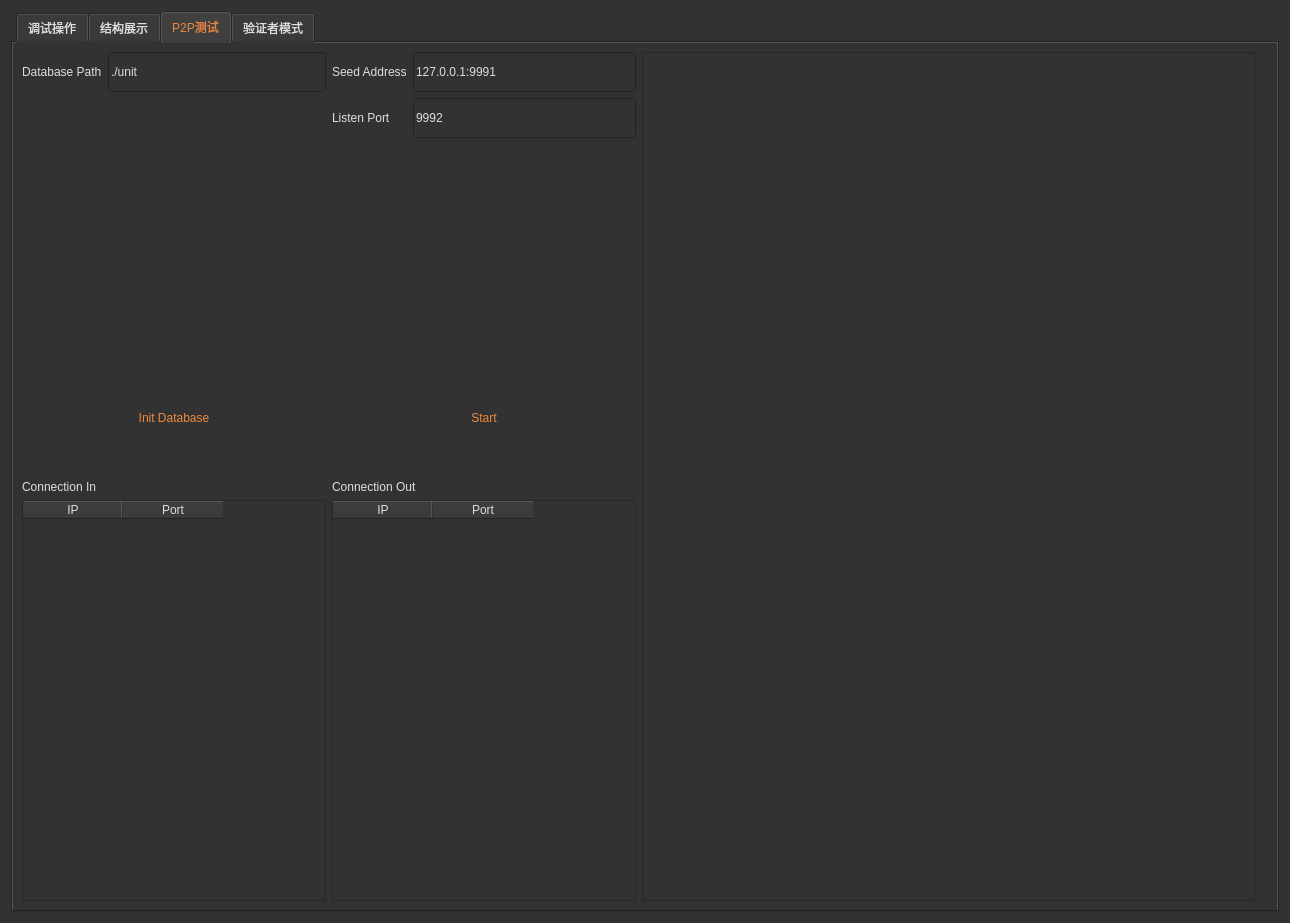
Qt form examples/store_example_main_widget.ui (Ambr-org/Ambr) before a commit.
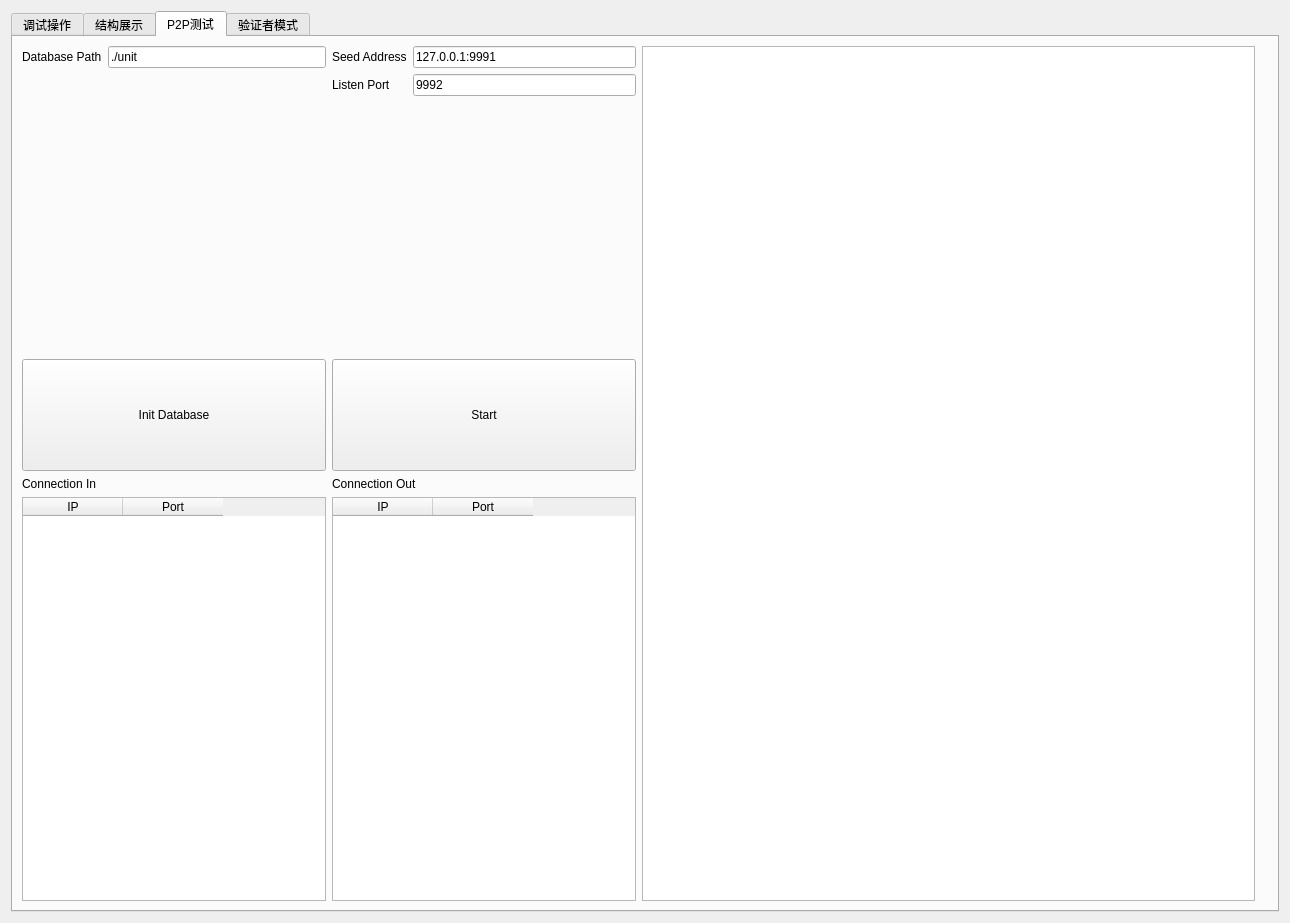
The same form after that commit. The open tabs and pages were chosen to show the change. Icons and pictures are not drawn.

What changed in the file:
```diff
--- a/examples/store_example_main_widget.ui
+++ b/examples/store_example_main_widget.ui
@@ -14,259 +14,7 @@
    <string>Form</string>
   </property>
   <property name="styleSheet">
-   <string notr="true">QWidget{
-	background-color:rgba(50,50,50,255);
-	color:rgb(222,222,222);
-	
-}
-QPushButton{
-	color:rgb(238,138,65);
-	border:none;
-	border-width:5px;
-	border-image: url(:/rs/btn_black_normal.png)  5;
-	min-width:40px;
-	min-height:40px;
-}
-QPushButton:hover{
-	border:none;
-	border-width:5px;
-	border-image: url(:/rs/btn_black_hover.png)  5;
-}
-QPushButton:pressed{
-	border:none;
-	border-width:5px;
-	border-image: url(:/rs/btn_black_pushed.png)  5;
-}
-
-QPushButton:disabled{
-	border:none;
-	border-width:5px;
-	border-image: url(:/rs/btn_black_disable.png)  5;
-}
-
-QLineEdit{
-	border-width:4px;
-	border-image: url(:/rs/edit_normal.png) 4 ;
-	min-height:32px;
-}
-QLineEdit:hover{
-	border-image: url(:/rs/edit_hover.png) 4 ;
-}
-QLineEdit:focus  {
-	border-image: url(:/rs/edit_hover.png) 4 ;
-}
-
-QComboBox {
-   border-width:4px;
-	border-image: url(:/rs/edit_normal.png) 4;
-	border-image: url(:/rs/edit_hover.png) 4;
-	margin-right:52px;
-	min-height:36px;
-}
-QComboBox:hover{
-	border-image: url(:/rs/edit_hover.png) 4 ;
-}
-QComboBox:focus{
-	border-image: url(:/rs/edit_hover.png) 4 ;
-}
-QComboBox::drop-down {
-      subcontrol-origin: margin;
-      subcontrol-position: top right;
-      width:52px;
-	   border:none;
-  }
-QComboBox::down-arrow{
-	image: url(:/rs/downn_cmb_btn_normal.png);
-  }
-QComboBox::down-arrow:hover{
-	image: url(:/rs/down_cmb_btn_hover.png);
-  }
-QComboBox::down-arrow:pressed{
-	image: url(:/rs/down_cmb_btn_pushed.png);
-  }
-
-
-QRadioButton::indicator::unchecked {
-    image: url(:/rs/radio_unselect.png);
-}
-QRadioButton::indicator::unchecked:hover{
-    image:url(:/rs/radio_unselect_hover.png);
-}
-
-QRadioButton::indicator::checked {
-     image: url(:/rs/radio_selected.png);
-}
-QRadioButton::indicator::checked:hover {
-     image: url(:/rs/radio_selected_hover.png);
-}
-
-QPlainTextEdit{
-    border-width:4px;
-	border-image: url(:/rs/edit_normal.png) 4 ;
-	min-height:64px;
-}
-
-QTabWidget::tab-bar {
-      left: 5px; /* move to the right by 5px */
-  }
-
-  /* Style the tab using the tab sub-control. Note that
-      it reads QTabBar _not_ QTabWidget */
-  QTabBar::tab {
-		height:32px;
-  }
-QTabBar::tab:selected {
-      color:rgb(235,135,65);
-  }
-QTabBar::tab:disabled {
-      color:rgb(125,125,125);
-  }
-QScrollBar:vertical {
-       border: none;
-		border-top-width:12px;
-		border-bottom-width:12px;
-		border-image: url(:/rs/v_scroll_scallbar.png) 12 0;
-       width: 24px;
-       margin:16px 0;
-}
-QScrollBar::handle:vertical {
-       border-width:5 2;
-		min-height:32px;
-		border-image: url(:/rs/v_scroll_handle.png) 5 2;
-		image:url(:/rs/v_scroll_handle_image.png);
-}
-QScrollBar::handle:vertical:hover{
-		border-image: url(:/rs/v_scroll_handle_hover.png);
- }
-QScrollBar::handle:vertical:pressed{
-		border-image:url(:/rs/v_scroll_handle_pressed.png);
- }
-
-QScrollBar::add-line:vertical {
-       border:none;
-		margin-top:4px;
-       height: 12px;
-		width:16px;
-       subcontrol-position: bottom;
-       subcontrol-origin: margin;
-}
-
-QScrollBar::sub-line:vertical {
-       border:none;
-		margin-bottom:4px;
-       height: 12px;
-		width:16px;
-       subcontrol-position: top;
-       subcontrol-origin: margin;
-}
-
-QScrollBar::up-arrow:vertical{
-	border:none;
- 	width:16px;
-	height:12px;
-	image:url(:/rs/v_scroll_btn_up.png);
-}
-QScrollBar::up-arrow:vertical:hover{
-	image:url(:/rs/v_scroll_btn_up_hover.png);
-}
-QScrollBar::up-arrow:vertical:pressed{
-	image:url(:/rs/v_scroll_btn_up_pressed.png);
-}
-
-QScrollBar::down-arrow:vertical{
-	border:none;
- 	width:16px;
-	height:12px;
-	image:url(:/rs/v_scroll_btn_down.png);
-}
-QScrollBar::down-arrow:vertical:hover{
-	image:url(:/rs/v_scroll_btn_down_hover.png);
-}
-QScrollBar::down-arrow:vertical:pressed{
-	image:url(:/rs/v_scroll_btn_down_pressed.png);
-}
-
-
-QScrollBar::add-page:vertical, QScrollBar::sub-page:vertical {
-   background: none;
-}
-
-QScrollBar:horizontal {
-    border: none;
-	border-left-width:12px;
-	border-right-width:12px;
-	border-image: url(:/rs/h_scroll_scallbar.png)  0 12;
-   height: 24px;
-   margin:0 16px;
-}
-
-QScrollBar::handle:horizontal {
- 	border-width:2 5;
-	min-width:32px;
-	border-image: url(:/rs/h_scroll_handle.png) 2 5;
-	image: url(:/rs/h_scroll_handle_image.png);
-}
-
-QScrollBar::handle:horizontal:hover{
-	border-image: url(:/rs/h_scroll_handle_hover.png);
-}
-
-QScrollBar::handle:horizontal:pressed{
-	border-image:url(:/rs/h_scroll_handle_pressed.png);
-}
-
-
-QScrollBar::add-line:horizontal {
-   border:none;
-	margin-right:4px;
-   height: 12px;
-	width:16px;
-   subcontrol-position: right;
-   subcontrol-origin: margin;
-}
-
-QScrollBar::sub-line:horizontal {
-   border:none;
-	margin-left:4px;
-   height: 12px;
-	width:16px;
-   subcontrol-position: left;
-   subcontrol-origin: margin;
-}
-
-
-
-
-QScrollBar::left-arrow:horizontal{
-	border:none;
- 	width:12px;
-	height:16px;
-	image:url(:/rs/h_scroll_btn_left.png);
-}
-QScrollBar::left-arrow:horizontal:hover{
-	image:url(:/rs/h_scroll_btn_left_hover.png);
-}
-QScrollBar::left-arrow:horizontal:pressed{
-	image:url(:/rs/h_scroll_btn_left_pressed.png);
-}
-
-QScrollBar::right-arrow:horizontal{
-	border:none;
- 	width:12px;
-	height:16px;
-	image:url(:/rs/h_scroll_btn_right.png);
-}
-QScrollBar::right-arrow:horizontal:hover{
-	image:url(:/rs/h_scroll_btn_right_hover.png);
-}
-QScrollBar::right-arrow:horizontal:pressed{
-	image:url(:/rs/h_scroll_btn_right_pressed.png);
-}
-
-QScrollBar::add-page:horizontal, QScrollBar::sub-page:horizontal {
-     background: none;
-}
-</string>
+   <string notr="true"/>
   </property>
   <layout class="QHBoxLayout" name="horizontalLayout_19">
    <item>
@@ -2086,8 +1834,8 @@
                  </property>
                  <property name="minimumSize">
                   <size>
-                   <width>50</width>
-                   <height>50</height>
+                   <width>40</width>
+                   <height>40</height>
                   </size>
                  </property>
                  <property name="maximumSize">
@@ -2171,8 +1919,8 @@
                  </property>
                  <property name="minimumSize">
                   <size>
-                   <width>50</width>
-                   <height>50</height>
+                   <width>40</width>
+                   <height>40</height>
                   </size>
                  </property>
                  <property name="maximumSize">
```
Left out of the diff: 14 changed lines with no effect on the pictures.
